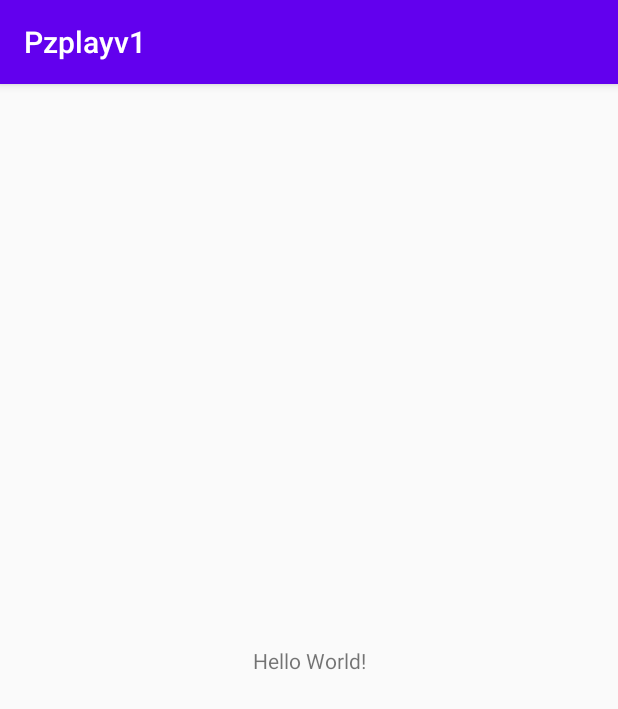
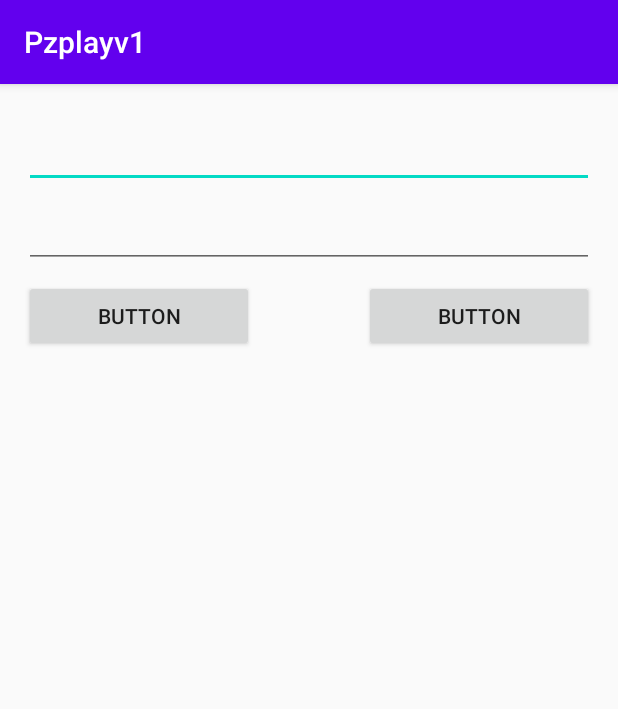
Before and after one commit to XOCO96/RepoPzplayv1, an Android app: the screen it shows after launch (MainActivity before the commit, LogActivity after it), on a phone screen of 412 x 824 dp. Shown: the top 709 px of the screen. Run offline under Robolectric (Android 15) with nearby library versions, the phone set to English and light mode, and no system bars.

Commit message:
Archivo xml y kt renombrados para el panel de logeo de la aplicación y agregados campos de texto y botones para logeo básico al archivo gráfico

```diff
--- a/app/src/main/AndroidManifest.xml
+++ b/app/src/main/AndroidManifest.xml
@@ -8,7 +8,7 @@
         android:label="@string/app_name"
         android:supportsRtl="true"
         android:theme="@style/AppTheme">
-        <activity android:name=".MainActivity">
+        <activity android:name=".LogActivity">
             <intent-filter>
                 <action android:name="android.intent.action.MAIN" />
 
--- a/app/src/main/java/com/xoco96/pzplayv1/MainActivity.kt
+++ b/app/src/main/java/com/xoco96/pzplayv1/LogActivity.kt
@@ -3,9 +3,9 @@
 import androidx.appcompat.app.AppCompatActivity
 import android.os.Bundle
 
-class MainActivity : AppCompatActivity() {
+class LogActivity : AppCompatActivity() {
     override fun onCreate(savedInstanceState: Bundle?) {
         super.onCreate(savedInstanceState)
-        setContentView(R.layout.activity_main)
+        setContentView(R.layout.activity_log)
     }
 }
--- /dev/null
+++ b/app/src/main/res/layout/activity_log.xml
@@ -0,0 +1,71 @@
+<?xml version="1.0" encoding="utf-8"?>
+<androidx.constraintlayout.widget.ConstraintLayout xmlns:android="http://schemas.android.com/apk/res/android"
+    xmlns:app="http://schemas.android.com/apk/res-auto"
+    xmlns:tools="http://schemas.android.com/tools"
+    android:layout_width="match_parent"
+    android:layout_height="match_parent"
+    tools:context=".LogActivity">
+
+    <LinearLayout
+        android:layout_width="0dp"
+        android:layout_height="wrap_content"
+        android:layout_marginStart="16dp"
+        android:layout_marginTop="16dp"
+        android:layout_marginEnd="16dp"
+        android:orientation="vertical"
+        app:layout_constraintEnd_toEndOf="parent"
+        app:layout_constraintStart_toStartOf="parent"
+        app:layout_constraintTop_toTopOf="parent">
+
+        <Space
+            android:layout_width="match_parent"
+            android:layout_height="8dp" />
+
+        <EditText
+            android:id="@+id/emailEditText"
+            android:layout_width="match_parent"
+            android:layout_height="wrap_content"
+            android:ems="10"
+            android:inputType="textEmailAddress" />
+
+        <Space
+            android:layout_width="match_parent"
+            android:layout_height="8dp" />
+
+        <EditText
+            android:id="@+id/passwordEditText"
+            android:layout_width="match_parent"
+            android:layout_height="wrap_content"
+            android:ems="10"
+            android:inputType="textPassword" />
+
+        <Space
+            android:layout_width="match_parent"
+            android:layout_height="8dp" />
+
+        <LinearLayout
+            android:layout_width="match_parent"
+            android:layout_height="match_parent"
+            android:orientation="horizontal">
+
+            <Button
+                android:id="@+id/siginButton"
+                android:layout_width="wrap_content"
+                android:layout_height="wrap_content"
+                android:layout_weight="1"
+                android:text="Button" />
+
+            <Space
+                android:layout_width="8dp"
+                android:layout_height="match_parent"
+                android:layout_weight="1" />
+
+            <Button
+                android:id="@+id/loginButton"
+                android:layout_width="wrap_content"
+                android:layout_height="wrap_content"
+                android:layout_weight="1"
+                android:text="Button" />
+        </LinearLayout>
+    </LinearLayout>
+</androidx.constraintlayout.widget.ConstraintLayout>
--- a/app/src/main/res/layout/activity_main.xml
+++ /dev/null
@@ -1,18 +0,0 @@
-<?xml version="1.0" encoding="utf-8"?>
-<androidx.constraintlayout.widget.ConstraintLayout xmlns:android="http://schemas.android.com/apk/res/android"
-    xmlns:app="http://schemas.android.com/apk/res-auto"
-    xmlns:tools="http://schemas.android.com/tools"
-    android:layout_width="match_parent"
-    android:layout_height="match_parent"
-    tools:context=".MainActivity">
-
-    <TextView
-        android:layout_width="wrap_content"
-        android:layout_height="wrap_content"
-        android:text="Hello World!"
-        app:layout_constraintBottom_toBottomOf="parent"
-        app:layout_constraintLeft_toLeftOf="parent"
-        app:layout_constraintRight_toRightOf="parent"
-        app:layout_constraintTop_toTopOf="parent" />
-
-</androidx.constraintlayout.widget.ConstraintLayout>
```
